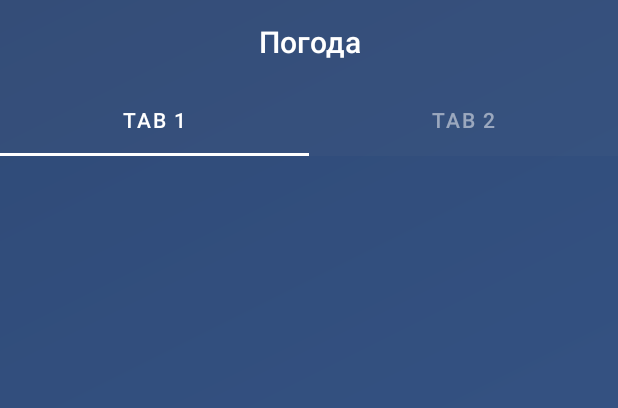
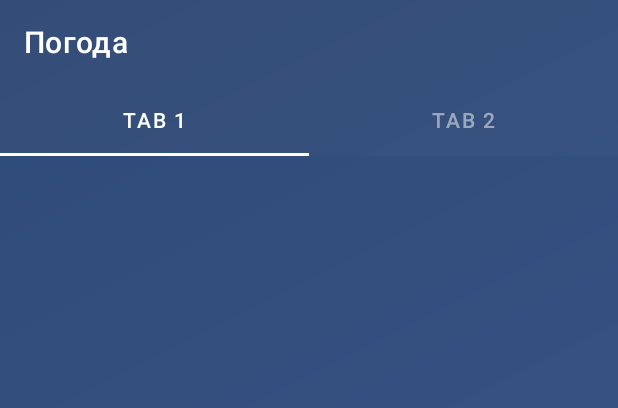
Before and after one commit to DronPascal/GB-Android-Kotlin, an Android app: the layout home__activity.xml on its own in the app's theme, with its tools: preview values and no code run, on a phone screen of 412 x 824 dp. Shown: the top 408 px of the screen. Run offline under Robolectric (Android 15) with nearby library versions, the phone set to English and light mode, and no system bars; network calls fail.

```diff
--- a/WeatherApp/app/src/main/res/layout/home__activity.xml
+++ b/WeatherApp/app/src/main/res/layout/home__activity.xml
@@ -19,16 +19,11 @@
         android:theme="@style/Theme.WeatherApp.AppBarOverlay"
         app:elevation="0dp">
 
-        <TextView
-            android:id="@+id/title"
-            android:layout_width="wrap_content"
-            android:layout_height="wrap_content"
-            android:layout_gravity="center"
-            android:gravity="center"
-            android:minHeight="?actionBarSize"
-            android:padding="@dimen/small_padding"
-            android:text="@string/app_name"
-            android:textAppearance="@style/TextAppearance.Widget.AppCompat.Toolbar.Title" />
+        <androidx.appcompat.widget.Toolbar
+            android:id="@+id/toolbar"
+            android:layout_width="match_parent"
+            android:layout_height="?attr/actionBarSize"
+            app:title="@string/app_name"/>
 
         <com.google.android.material.tabs.TabLayout
             android:id="@+id/tabs"
```
Also changed, not shown: WeatherApp/app/src/main/AndroidManifest.xml (+9 -1 lines), WeatherApp/app/src/main/java/com/pascal/weatherapp/ui/home/HomeActivity.kt (+53 -6 lines), WeatherApp/app/src/main/res/drawable/ic_search.xml (added, +10 -0 lines), WeatherApp/app/src/main/res/menu/home_menu.xml (added, +15 -0 lines), WeatherApp/app/src/main/res/values/strings.xml (+12 -10 lines), WeatherApp/app/src/main/res/xml/searchable.xml (added, +7 -0 lines).
